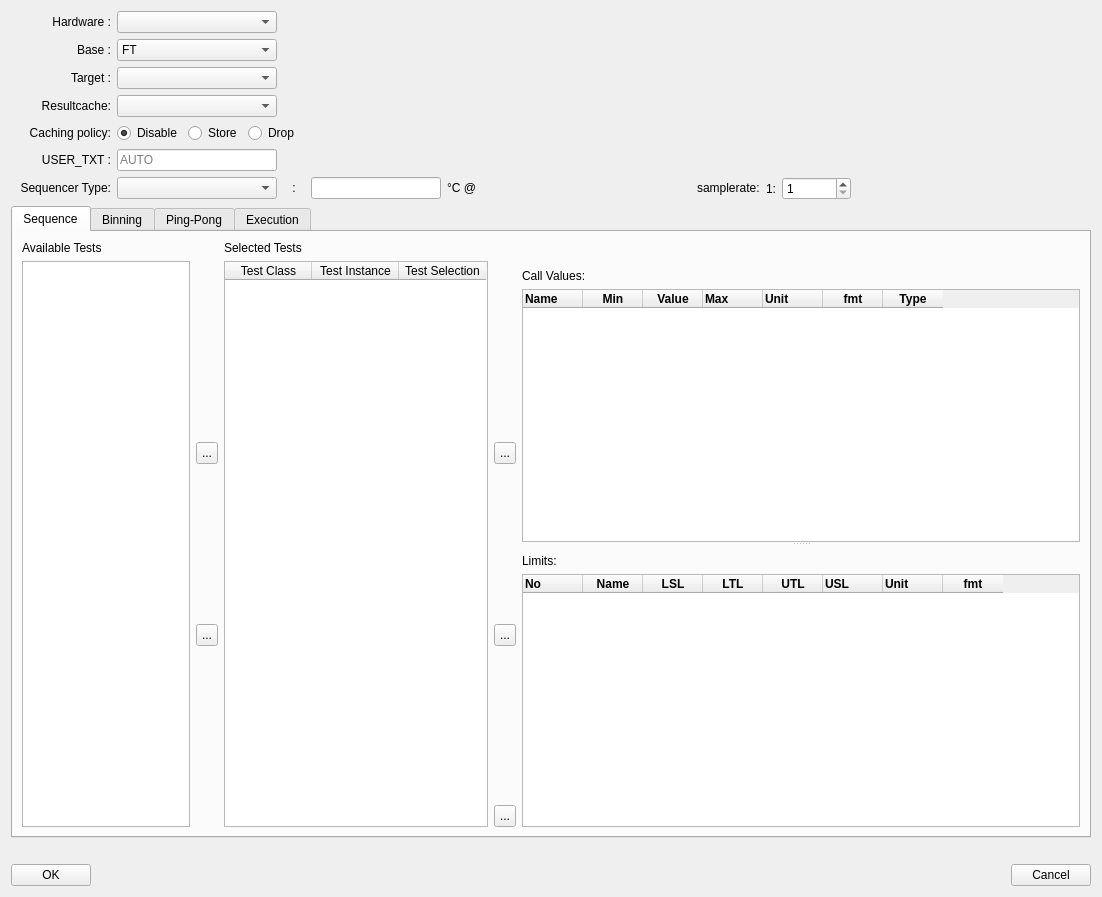
Before: the Qt Designer form ATE/spyder/widgets/actions_on/program/TestProgramWizard.ui in Semi-ATE/Semi-ATE, drawn with Qt 5.
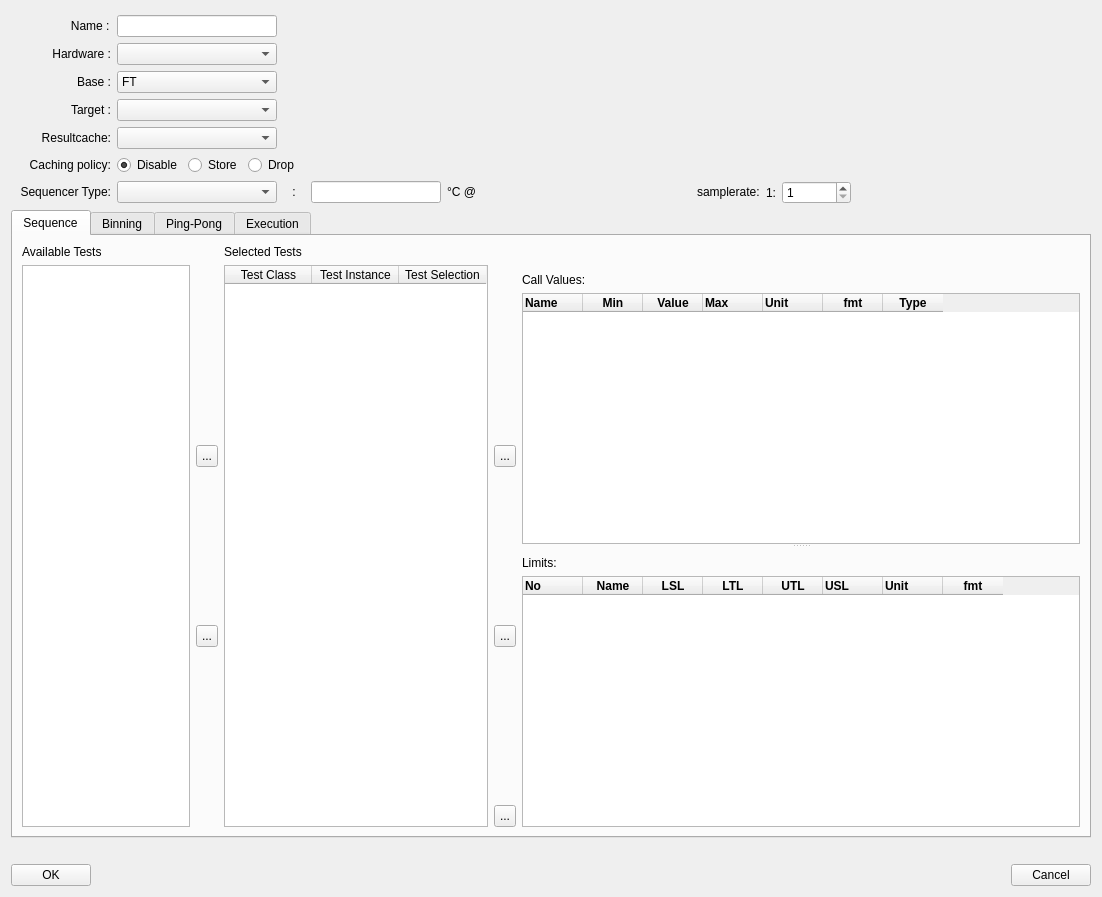
After: the same form once the commit is applied.

The edit to the form file:
```diff
--- a/ATE/spyder/widgets/actions_on/program/TestProgramWizard.ui
+++ b/ATE/spyder/widgets/actions_on/program/TestProgramWizard.ui
@@ -16,6 +16,61 @@
   <layout class="QGridLayout" name="gridLayout_3">
    <item row="0" column="0">
     <layout class="QVBoxLayout" name="verticalLayout_2">
+     <item>
+      <layout class="QHBoxLayout" name="horizontalLayout_5">
+       <property name="spacing">
+        <number>6</number>
+       </property>
+       <property name="leftMargin">
+        <number>0</number>
+       </property>
+       <property name="topMargin">
+        <number>4</number>
+       </property>
+       <item>
+        <widget class="QLabel" name="label_5">
+         <property name="minimumSize">
+          <size>
+           <width>100</width>
+           <height>22</height>
+          </size>
+         </property>
+         <property name="maximumSize">
+          <size>
+           <width>100</width>
+           <height>22</height>
+          </size>
+         </property>
+         <property name="text">
+          <string>                  Name :</string>
+         </property>
+        </widget>
+       </item>
+       <item>
+        <widget class="QLineEdit" name="user_name">
+         <property name="maximumSize">
+          <size>
+           <width>160</width>
+           <height>22</height>
+          </size>
+         </property>
+        </widget>
+       </item>
+       <item>
+        <spacer name="horizontalSpacer_11">
+         <property name="orientation">
+          <enum>Qt::Horizontal</enum>
+         </property>
+         <property name="sizeHint" stdset="0">
+          <size>
+           <width>40</width>
+           <height>20</height>
+          </size>
+         </property>
+        </spacer>
+       </item>
+      </layout>
+     </item>
      <item>
       <layout class="QHBoxLayout" name="hardwareLayout">
        <item>
@@ -382,101 +437,6 @@
        </item>
       </layout>
      </item>
-     <item>
-      <layout class="QHBoxLayout" name="usertextLayout">
-       <item>
-        <widget class="QLabel" name="usertextLabel">
-         <property name="sizePolicy">
-          <sizepolicy hsizetype="Fixed" vsizetype="Fixed">
-           <horstretch>0</horstretch>
-           <verstretch>0</verstretch>
-          </sizepolicy>
-         </property>
-         <property name="minimumSize">
-          <size>
-           <width>100</width>
-           <height>22</height>
-          </size>
-         </property>
-         <property name="maximumSize">
-          <size>
-           <width>100</width>
-           <height>22</height>
-          </size>
-         </property>
-         <property name="text">
-          <string>USER_TXT :</string>
-         </property>
-         <property name="alignment">
-          <set>Qt::AlignRight|Qt::AlignTrailing|Qt::AlignVCenter</set>
-         </property>
-        </widget>
-       </item>
-       <item>
-        <widget class="QLineEdit" name="usertext">
-         <property name="sizePolicy">
-          <sizepolicy hsizetype="Fixed" vsizetype="Fixed">
-           <horstretch>0</horstretch>
-           <verstretch>0</verstretch>
-          </sizepolicy>
-         </property>
-         <property name="minimumSize">
-          <size>
-           <width>160</width>
-           <height>22</height>
-          </size>
-         </property>
-         <property name="maximumSize">
-          <size>
-           <width>141</width>
-           <height>22</height>
-          </size>
-         </property>
-         <property name="text">
-          <string/>
-         </property>
-         <property name="placeholderText">
-          <string>AUTO</string>
-         </property>
-         <property name="clearButtonEnabled">
-          <bool>true</bool>
-         </property>
-        </widget>
-       </item>
-       <item>
-        <widget class="QLabel" name="usertext_feedback">
-         <property name="minimumSize">
-          <size>
-           <width>200</width>
-           <height>0</height>
-          </size>
-         </property>
-         <property name="maximumSize">
-          <size>
-           <width>100</width>
-           <height>16777215</height>
-          </size>
-         </property>
-         <property name="text">
-          <string/>
-         </property>
-        </widget>
-       </item>
-       <item>
-        <spacer name="horizontalSpacer_3">
-         <property name="orientation">
-          <enum>Qt::Horizontal</enum>
-         </property>
-         <property name="sizeHint" stdset="0">
-          <size>
-           <width>40</width>
-           <height>20</height>
-          </size>
-         </property>
-        </spacer>
-       </item>
-      </layout>
-     </item>
      <item>
       <layout class="QHBoxLayout" name="sequencerLayout">
        <item>
```
